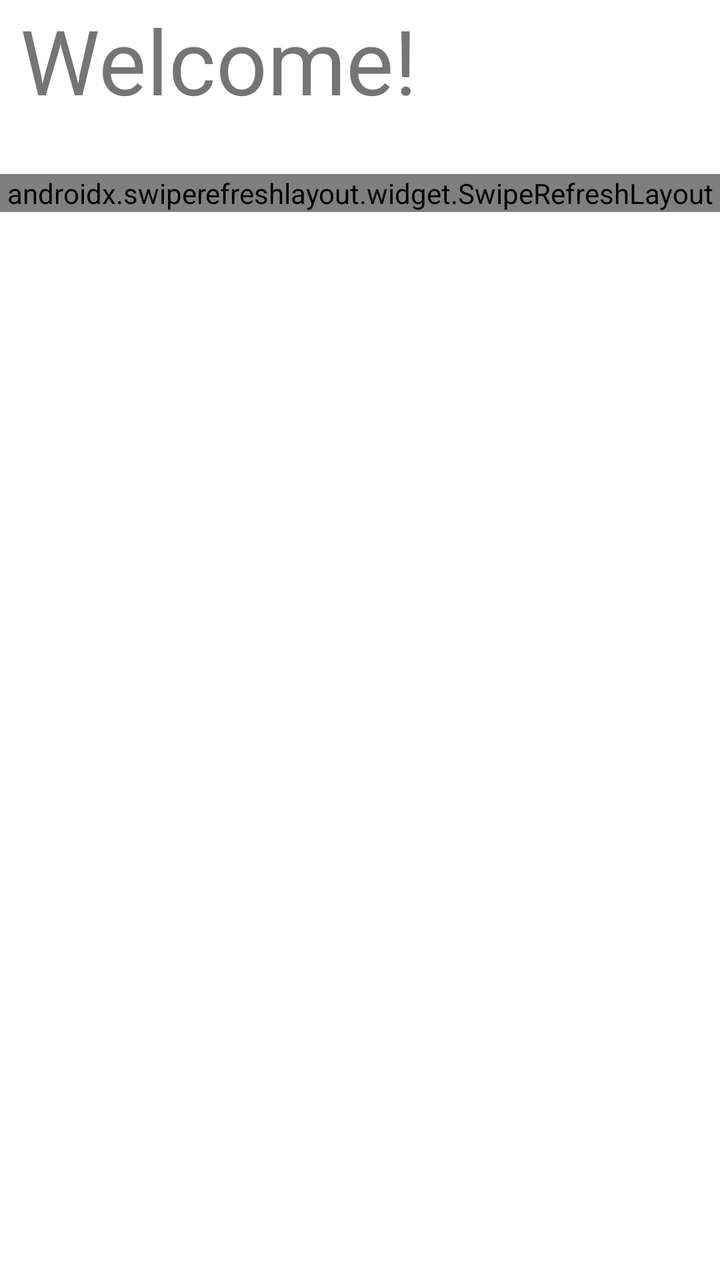
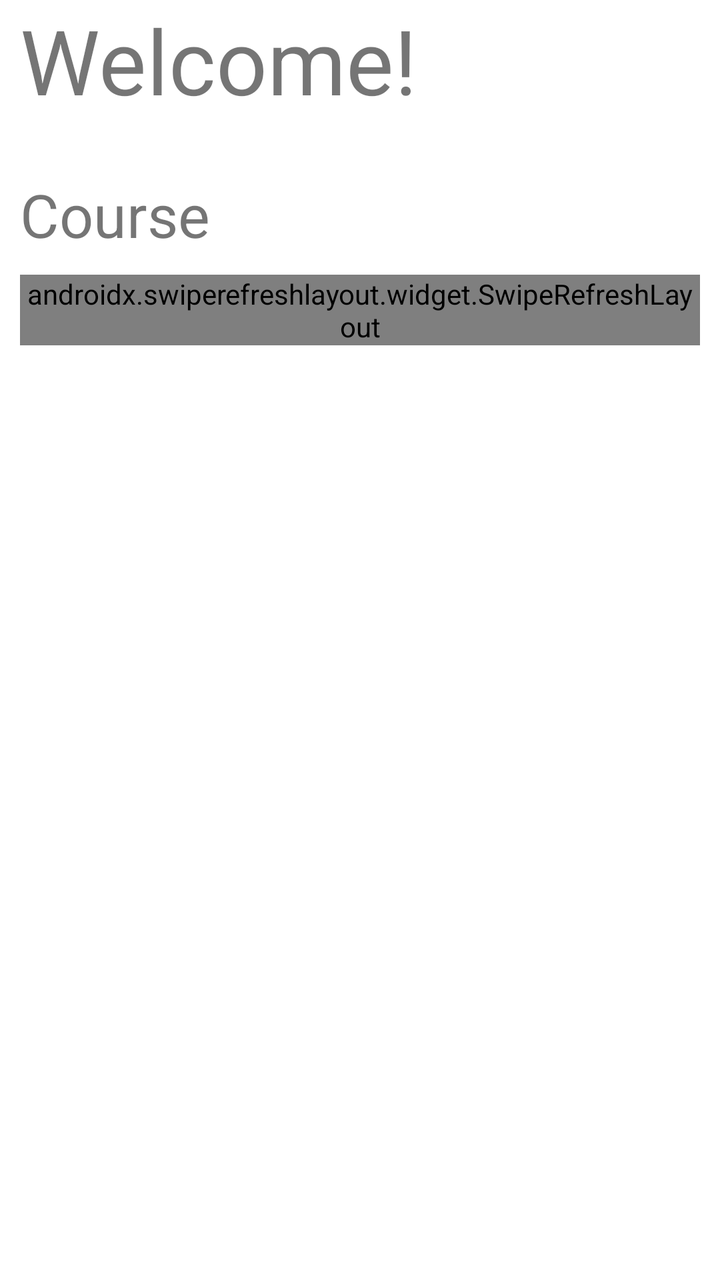

Screens rendered from an Android XML layout before and after an edit, with the pre-edit source and the edit as a unified diff.
<!-- AndroidManifest.xml: application theme Theme.Front2 -->
<!-- res/layout/fragment_home.xml -->
<?xml version="1.0" encoding="utf-8"?>
<LinearLayout xmlns:android="http://schemas.android.com/apk/res/android"
    xmlns:tools="http://schemas.android.com/tools"
    android:layout_width="match_parent"
    android:layout_height="match_parent"
    xmlns:app="http://schemas.android.com/apk/res-auto"
    android:layout_marginTop="15dp"
    android:layout_marginHorizontal="10dp"
    android:orientation="vertical"
    tools:context=".home.HomeFragment">

    <LinearLayout
        android:layout_width="match_parent"
        android:layout_height="wrap_content"
        android:layout_marginHorizontal="10dp"
        android:orientation="vertical">
        <TextView
            android:layout_width="match_parent"
            android:layout_height="wrap_content"
            android:text="@string/main_info"
            android:textSize="45sp" />
        <TextView
            android:id="@+id/home_username"
            android:layout_width="match_parent"
            android:layout_height="wrap_content"
            android:textSize="20sp" />

    </LinearLayout>

    <androidx.swiperefreshlayout.widget.SwipeRefreshLayout
        android:id="@+id/home_course_refresh"
        android:layout_width="match_parent"
        android:layout_height="wrap_content">

        <androidx.recyclerview.widget.RecyclerView
            android:id="@+id/home_course_recycle"
            android:layout_width="match_parent"
            android:layout_height="wrap_content"
            app:layoutManager="androidx.recyclerview.widget.GridLayoutManager"
            app:spanCount="4" />

    </androidx.swiperefreshlayout.widget.SwipeRefreshLayout>
</LinearLayout>
<!-- resources referenced by this layout -->
<resources>
  <string name="main_info">Welcome! </string>
  <style name="Theme.Front2" parent="Theme.MaterialComponents.DayNight.NoActionBar">
          
          <item name="colorPrimary">@color/royalBlue</item>
          <item name="colorPrimaryVariant">@color/lightSkyBlue</item>
          <item name="colorOnPrimary">@color/white</item>
          
          <item name="colorSecondary">@color/deepSkyBlue1</item>
          <item name="colorSecondaryVariant">@color/deepSkyBlue3</item>
          <item name="colorOnSecondary">@color/WhiteSmoke</item>
          
          <item name="android:statusBarColor" tools:targetApi="l">?attr/colorPrimary</item>
          
      </style>
  <color name="royalBlue">#4169E1</color>
  <color name="lightSkyBlue">#87CEFA</color>
  <color name="white">#FFFFFFFF</color>
  <color name="deepSkyBlue1">#00BFFF</color>
  <color name="deepSkyBlue3">#009ACD</color>
  <color name="WhiteSmoke">#F5F5F5</color>
</resources>

<!-- the commit's change to res/layout/fragment_home.xml (unified diff, before → after) -->
@@ -3,7 +3,6 @@
     xmlns:tools="http://schemas.android.com/tools"
     android:layout_width="match_parent"
     android:layout_height="match_parent"
-    xmlns:app="http://schemas.android.com/apk/res-auto"
     android:layout_marginTop="15dp"
     android:layout_marginHorizontal="10dp"
     android:orientation="vertical"
@@ -19,6 +18,7 @@
             android:layout_height="wrap_content"
             android:text="@string/main_info"
             android:textSize="45sp" />
+
         <TextView
             android:id="@+id/home_username"
             android:layout_width="match_parent"
@@ -27,17 +27,24 @@
 
     </LinearLayout>
 
+    <TextView
+        android:layout_width="match_parent"
+        android:layout_height="wrap_content"
+        android:layout_marginHorizontal="10dp"
+        android:text="@string/upload_course"
+        android:textSize="30sp" />
+
     <androidx.swiperefreshlayout.widget.SwipeRefreshLayout
         android:id="@+id/home_course_refresh"
+        android:layout_marginHorizontal="10dp"
+        android:layout_marginTop="10dp"
         android:layout_width="match_parent"
         android:layout_height="wrap_content">
 
         <androidx.recyclerview.widget.RecyclerView
             android:id="@+id/home_course_recycle"
             android:layout_width="match_parent"
-            android:layout_height="wrap_content"
-            app:layoutManager="androidx.recyclerview.widget.GridLayoutManager"
-            app:spanCount="4" />
+            android:layout_height="wrap_content" />
 
     </androidx.swiperefreshlayout.widget.SwipeRefreshLayout>
 </LinearLayout>
<!-- resource entries referenced after the edit -->
@@ -1,6 +1,7 @@
 <!-- resources referenced by this layout -->
 <resources>
   <string name="main_info">Welcome! </string>
+  <string name="upload_course">Course</string>
   <style name="Theme.Front2" parent="Theme.MaterialComponents.DayNight.NoActionBar">
           
           <item name="colorPrimary">@color/royalBlue</item>
